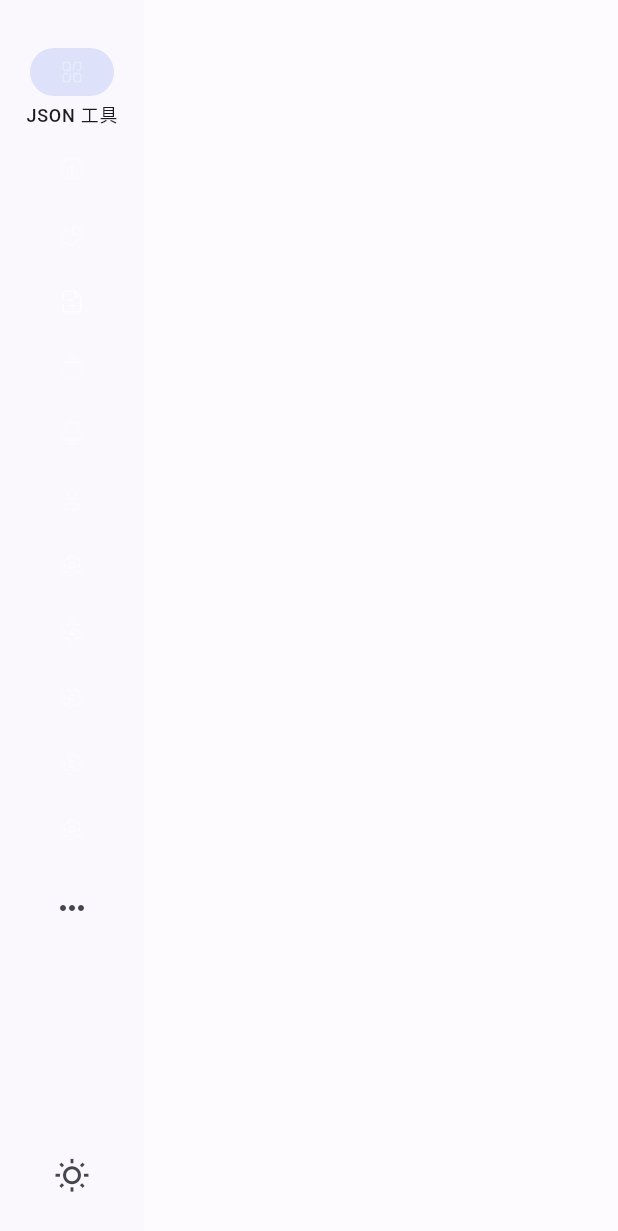
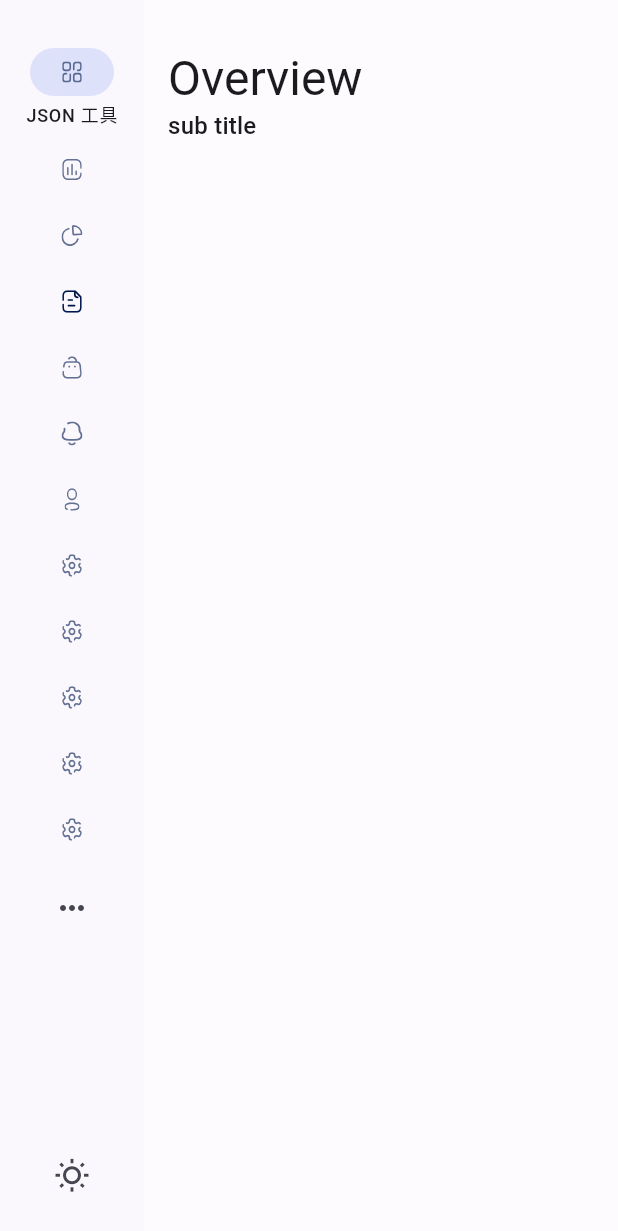
Before and after one commit to KUMA-TECH/flutter_startup, a Flutter app: the screen it shows after launch, on a phone screen of 412 x 824 dp. Shown: the top 1231 px of the screen. Run offline on Flutter 3.47's test engine with Material 2 defaults, Android fonts, the light colour scheme and no system bars; our stand-ins replace fl_chart, flutter_svg, google_fonts; missing offline and left inert: window_manager; project files that could hold a hidden picture were left out.

Commit message:
feat: Json format ui

```diff
--- /dev/null
+++ b/lib/app/screen/main/overview_screen.dart
@@ -0,0 +1,21 @@
+import "dart:developer";
+
+import "package:flutter/material.dart";
+import "package:flutter_startup/app/widgets/container/dashboard_header.dart";
+import "package:flutter_startup/res/dimensions.dart";
+
+/// Overview 介绍页
+class OverviewScreen extends StatelessWidget {
+  const OverviewScreen({super.key});
+
+  @override
+  Widget build(BuildContext context) {
+    return Container(
+      child: Column(
+        children: const [
+          DashboardHeader(title: 'Overview'),
+        ],
+      ),
+    );
+  }
+}
--- a/lib/app/state/menu_provider.dart
+++ b/lib/app/state/menu_provider.dart
@@ -9,11 +9,11 @@ class MenuProvider extends ChangeNotifier {
 
   int _selectedIndex = 0;
   // 二级菜单索引
-  int _selectedSubIndex = 0;
+  int _selectedSubIndex = -1;
 
   void updateSelection(int index) {
     _selectedIndex = index;
-    _selectedSubIndex = 0; // reset sub menu selection
+    _selectedSubIndex = -1; // reset sub menu selection
     notifyListeners();
   }
 
--- a/lib/app/widgets/container/dashboard.dart
+++ b/lib/app/widgets/container/dashboard.dart
@@ -1,8 +1,6 @@
 import 'dart:developer';
 
 import 'package:flutter/material.dart';
-import 'package:flutter_startup/app/screen/main/main_screen.dart';
-import 'package:flutter_startup/app/screen/setting/setting.dart';
 import 'package:flutter_startup/res/dimensions.dart';
 import 'package:flutter_startup/utils/navigator/navigator_compat.dart';
 import 'package:provider/provider.dart';
@@ -22,27 +20,35 @@ class Dashboard extends StatelessWidget {
         body: SafeArea(
             child: SingleChildScrollView(
       // primary: false,
-      padding: defaultPadding,
+      padding: const EdgeInsets.only(
+          left: defaultPaddingValue,
+          top: 2 * defaultPaddingValue,
+          bottom: defaultPaddingValue,
+          right: defaultPaddingValue),
       child: Consumer<NavigatorCompat>(
         builder: (context, value, child) {
-          String routeName = value.topScreen;
-          if (_filterScreens(routeName)) return const SizedBox();
-          if (routerTable.containsKey(routeName)) {
-            WidgetBuilder b =
-                routerTable[routeName] ?? (context) => Text(routeName);
-            return b(context);
-          } else {
-            return Text(
-                'Screen $routeName not found, check your congigure file: router_table.dart');
-          }
+          Widget board = _buildDashboard(context, value);
+          return board;
         },
       ),
     )));
   }
 
+  Widget _buildDashboard(BuildContext context, NavigatorCompat navigator) {
+    String routeName = navigator.topScreen;
+    if (_filterScreens(routeName)) return const SizedBox();
+    if (routerTable.containsKey(routeName)) {
+      WidgetBuilder b = routerTable[routeName] ?? (context) => Text(routeName);
+      return b(context);
+    } else {
+      return Text(
+          'Screen $routeName not found, check your congigure file: router_table.dart');
+    }
+  }
+
   /// 需要过滤的页面
   /// 跳过系统主入口， 避免重复构建造成死循环
   bool _filterScreens(routeName) {
-    return routeName =='/';
+    return routeName == '/';
   }
 }
--- /dev/null
+++ b/lib/app/widgets/container/dashboard_header.dart
@@ -0,0 +1,19 @@
+import 'package:flutter/material.dart';
+
+/// dashboard header
+class DashboardHeader extends StatelessWidget {
+  final String title;
+  const DashboardHeader({super.key, required this.title});
+
+  @override
+  Widget build(BuildContext context) {
+    return Column(
+      mainAxisAlignment: MainAxisAlignment.start,
+      crossAxisAlignment: CrossAxisAlignment.start,
+      children: [
+        Text(title, style: Theme.of(context).textTheme.headlineLarge),
+        Text('sub title', style: Theme.of(context).textTheme.titleMedium),
+      ],
+    );
+  }
+}
--- a/lib/app/widgets/menu/rail_menu.dart
+++ b/lib/app/widgets/menu/rail_menu.dart
@@ -47,8 +47,10 @@ class _NavRailMenuState extends State<NavRailMenu> {
                   .map((menu) => NavigationRailDestination(
                         icon: SvgPicture.asset(
                           menu.icon ?? '',
-                          colorFilter: const ColorFilter.mode(
-                              Colors.white54, BlendMode.srcIn),
+                          colorFilter: ColorFilter.mode(
+                            Theme.of(context).colorScheme.onPrimaryContainer,
+                            BlendMode.srcIn,
+                          ),
                           height: Theme.of(context).iconTheme.size,
                         ),
                         // selectedIcon: Icon(Icons.favorite),
@@ -62,21 +64,6 @@ class _NavRailMenuState extends State<NavRailMenu> {
               child: Column(
                 mainAxisAlignment: MainAxisAlignment.spaceBetween,
                 children: [
-                  // Row(
-                  //   children: [
-                  //     const Text('Jackson'),
-                  //     const SizedBox(width: 20),
-                  //     ClipRRect(
-                  //       borderRadius: BorderRadius.circular(100),
-                  //       child: Image.network(
-                  //         'https://images.unsplash.com/photo-1678875922894-7d3210b0787d?ixlib=rb-4.0.3&ixid=M3wxMjA3fDB8MHx0b3BpYy1mZWVkfDI2fHRvd0paRnNrcEdnfHxlbnwwfHx8fHw%3D&auto=format&fit=crop&w=800&q=60',
-                  //         width: 64,
-                  //         height: 64,
-                  //         fit: BoxFit.cover,
-                  //       ),
-                  //     ),
-                  //   ],
-                  // ),
                   const SizedBox(height: defaultPaddingValue),
                   Expanded(
                     child: NavigationRail(
--- a/lib/config/router_table.dart
+++ b/lib/config/router_table.dart
@@ -1,11 +1,13 @@
 import 'package:flutter/material.dart';
-import 'package:flutter_startup/app/screen/dashboard/dashboard_screen.dart';
+import 'package:flutter_startup/app/screen/json/format/json_format.dart';
 import 'package:flutter_startup/app/screen/main/main_screen.dart';
+import 'package:flutter_startup/app/screen/main/overview_screen.dart';
 import 'package:flutter_startup/app/screen/setting/setting.dart';
 
 /// 路由注册表
 Map<String, WidgetBuilder> routerTable = {
   '/': (context) => const MainScreen(), // home 入口
-  '/json': (context) => DashboardScreen(),
+  '/overview': (context) => const OverviewScreen(),
+  '/json': (context) => const JsonFormatScreen(),
   '/setting': (context) => const SettingScreen(),
 };
--- a/lib/utils/navigator/navigator_compat.dart
+++ b/lib/utils/navigator/navigator_compat.dart
@@ -4,15 +4,14 @@ import 'package:flutter_startup/utils/utilities.dart';
 
 /// Navigator 适配器
 class NavigatorCompat extends ChangeNotifier {
-
   static final List<String> _stack = List.empty(growable: true);
-  String _topScreen = "/";
+  String _topScreen = "/overview";
   String get topScreen => _topScreen;
 
   static const int flagNewTask = 1;
   static const int flagClearTasks = 2;
 
-  void pushNamed(BuildContext context, String routeName,{flag = flagNewTask}) {
+  void pushNamed(BuildContext context, String routeName, {flag = flagNewTask}) {
     if (routeName.isEmpty) {
       log('Empty router, cannot navigate!!');
       return;
@@ -23,7 +22,7 @@ class NavigatorCompat extends ChangeNotifier {
       Navigator.pushNamed(context, routeName);
     } else {
       // web or desktop, using custom navigator
-      if(!_stack.contains(routeName)) {
+      if (!_stack.contains(routeName)) {
         _stack.add(routeName);
       }
       _updateTopScreen(routeName);
@@ -33,12 +32,12 @@ class NavigatorCompat extends ChangeNotifier {
   }
 
   void pop() {
-    if(_stack.isEmpty) return;
+    if (_stack.isEmpty) return;
     String top = _stack.first;
     bool rt = _stack.remove(top);
     _updateTopScreen(top);
     _printStacks();
-    if(rt) {
+    if (rt) {
       log('pop stack success');
     } else {
       log('pop statck:$top failed');
```
Also changed, not shown: lib/app/screen/json/format/json_format.dart (added, +46 -0 lines), lib/app/widgets/menu/side_menu.dart (+15 -8 lines).
